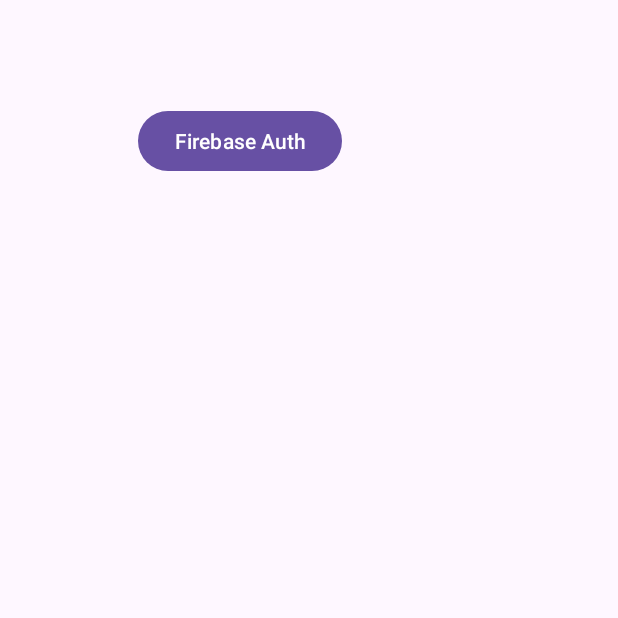
After one commit to aman1sr/Android-Concepts-Learning, an Android app: the FirebaseHomeActivity screen opened directly, with no data from a screen before it, on a phone screen of 412 x 824 dp, the top half of it. The commit adds this screen. Run offline under Robolectric (Android 15) with nearby library versions, the phone set to English and light mode, and no system bars.

Commit message:
phone auth

```diff
--- a/app/build.gradle.kts
+++ b/app/build.gradle.kts
@@ -61,6 +61,7 @@ dependencies {
 
     implementation ("com.google.dagger:dagger:2.48")
     implementation("com.google.firebase:firebase-auth:22.3.0")
+    implementation("com.google.firebase:firebase-storage:20.3.0")
     kapt ("com.google.dagger:dagger-compiler:2.48")
 
     implementation("androidx.core:core-ktx:1.9.0")
--- /dev/null
+++ b/app/src/main/java/com/petofy/androidarchdemoprojects/firebase/FirebaseHomeActivity.kt
@@ -0,0 +1,22 @@
+package com.petofy.androidarchdemoprojects.firebase
+
+import android.content.Intent
+import androidx.appcompat.app.AppCompatActivity
+import android.os.Bundle
+import com.petofy.androidarchdemoprojects.R
+import com.petofy.androidarchdemoprojects.databinding.ActivityFirebase2Binding
+import com.petofy.androidarchdemoprojects.utils.Utils.startScreen
+
+class FirebaseHomeActivity : AppCompatActivity() {
+    lateinit var binding: ActivityFirebase2Binding
+    override fun onCreate(savedInstanceState: Bundle?) {
+        super.onCreate(savedInstanceState)
+        binding = ActivityFirebase2Binding.inflate(layoutInflater)
+        setContentView(binding.root)
+
+        binding.btnAuth.setOnClickListener {
+            startScreen(this,FirebaseAuthActivity::class.java)
+        }
+
+    }
+}
--- a/app/src/main/res/layout/activity_firebase.xml
+++ b/app/src/main/res/layout/activity_firebase.xml
@@ -4,7 +4,7 @@
     xmlns:tools="http://schemas.android.com/tools"
     android:layout_width="match_parent"
     android:layout_height="match_parent"
-    tools:context=".firebase.FirebaseActivity">
+    tools:context=".firebase.FirebaseAuthActivity">
 
 
     <Button
@@ -63,7 +63,7 @@
             android:layout_marginStart="25dp"
             android:layout_marginEnd="25dp"
             android:layout_marginTop="48dp"
-            android:ems="10"
+            android:maxLength="10"
             android:inputType="phone"
             android:hint="PHONE NUMBER"
            />
--- /dev/null
+++ b/app/src/main/res/layout/activity_firebase2.xml
@@ -0,0 +1,18 @@
+<?xml version="1.0" encoding="utf-8"?>
+<androidx.constraintlayout.widget.ConstraintLayout xmlns:android="http://schemas.android.com/apk/res/android"
+    xmlns:app="http://schemas.android.com/apk/res-auto"
+    xmlns:tools="http://schemas.android.com/tools"
+    android:layout_width="match_parent"
+    android:layout_height="match_parent"
+    tools:context=".firebase.FirebaseHomeActivity">
+
+    <Button
+        android:id="@+id/btn_auth"
+        android:layout_width="wrap_content"
+        android:layout_height="wrap_content"
+        android:layout_marginStart="92dp"
+        android:layout_marginTop="70dp"
+        android:text="Firebase Auth"
+        app:layout_constraintStart_toStartOf="parent"
+        app:layout_constraintTop_toTopOf="parent" />
+</androidx.constraintlayout.widget.ConstraintLayout>
--- a/app/src/main/res/layout/activity_main.xml
+++ b/app/src/main/res/layout/activity_main.xml
@@ -78,6 +78,7 @@
                 android:layout_marginTop="@dimen/btn_margin_top"
 
                 android:text="lambda vs interface" />
+
             <Button
                 android:id="@+id/firebase"
                 android:layout_width="match_parent"
```
Also changed, not shown: app/src/main/AndroidManifest.xml (+8 -3 lines), app/src/main/java/com/petofy/androidarchdemoprojects/MainActivity.kt (+8 -10 lines), app/src/main/java/com/petofy/androidarchdemoprojects/firebase/FirebaseAuthActivity.kt (renamed from app/src/main/java/com/petofy/androidarchdemoprojects/firebase/FirebaseActivity.kt, +56 -16 lines), app/src/main/java/com/petofy/androidarchdemoprojects/utils/Utils.kt (added, +12 -0 lines).
